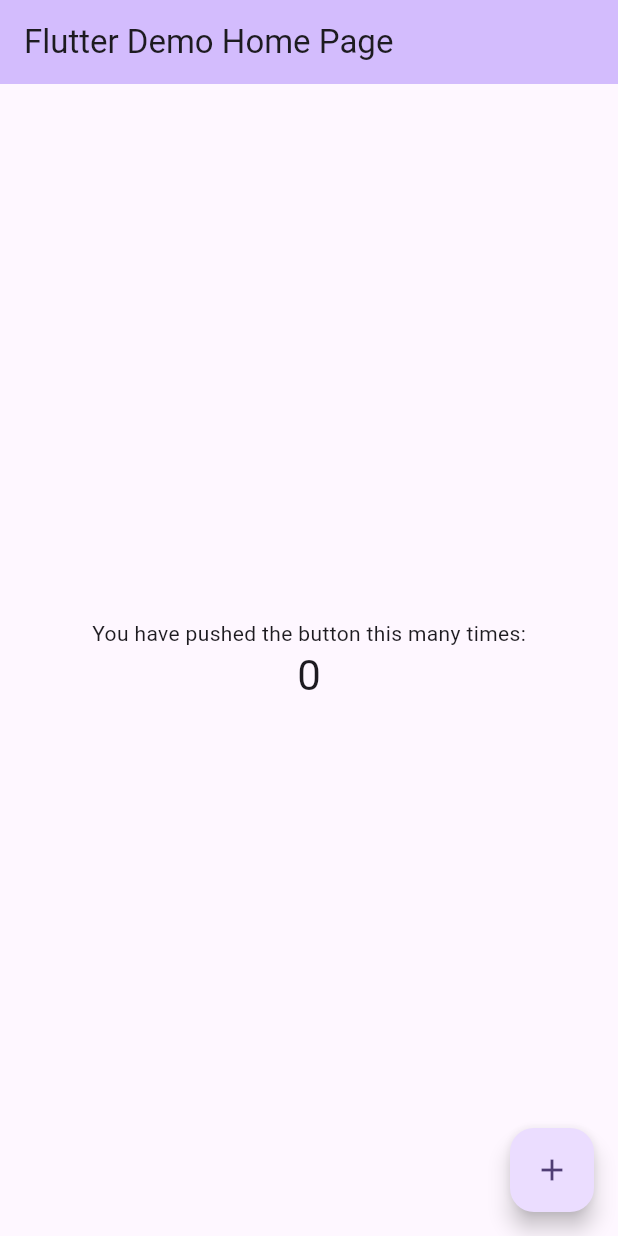
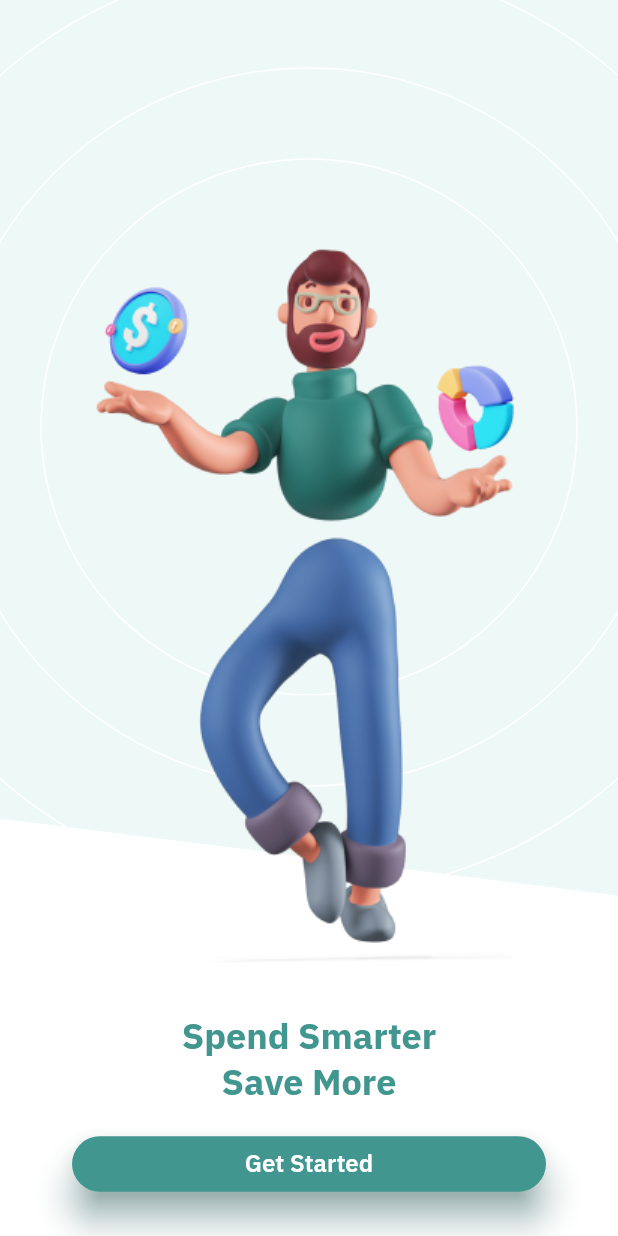
Before and after one commit to bimantaratirta/self, a Flutter app: the screen it shows after launch, on a phone screen of 412 x 824 dp. Run offline on Flutter 3.47's test engine with Material 2 defaults, Android fonts, the phone set to English and light mode, and no system bars; our stand-ins replace flutter_svg, get, google_fonts; project files that could hold a hidden picture were left out.

Commit message:
this is commit message

```diff
--- /dev/null
+++ b/lib/constants/app_colors.dart
@@ -0,0 +1,30 @@
+import 'package:flutter/material.dart';
+
+class AppColor {
+  static const Color primaryDark = Color(0xFF2A7C76);
+  static const Color primaryLight = Color(0xFF429690);
+  static const Color primary10 = Color(0xFFECF9F8);
+  static const Color red = Color(0xFFF95B51);
+  static const Color green = Color(0xFF25A969);
+  static const Color black = Color(0xFF222222);
+  static const Color grey = Color(0xFFAAAAAA);
+  static const Color darkGrey = Color(0xFF666666);
+  static const Color lightGrey = Color(0xFFF4F6F6);
+  static const Color white = Color(0xFFFFFFFF);
+
+  static final MaterialColor primarySwatch = MaterialColor(
+    primaryLight.value,
+    const <int, Color>{
+      50: Color(0xFFE0F2F1),
+      100: Color(0xFFB2DFDB),
+      200: Color(0xFF80CBC4),
+      300: Color(0xFF4DB6AC),
+      400: Color(0xFF26A69A),
+      500: primaryLight,
+      600: Color(0xFF00897B),
+      700: Color(0xFF00796B),
+      800: Color(0xFF00695C),
+      900: Color(0xFF004D40),
+    },
+  );
+}
--- /dev/null
+++ b/lib/constants/app_routes.dart
@@ -0,0 +1,22 @@
+import 'package:get/route_manager.dart';
+
+import '../pages/regist/regist_page.dart';
+import '../pages/splash/splash_page.dart';
+
+class AppRoute {
+  static List<GetPage> pages = <GetPage>[
+    GetPage(
+      name: splash,
+      page: () => const SplashPage(),
+      transition: Transition.rightToLeft,
+    ),
+    GetPage(
+      name: regist,
+      page: () => const RegistPage(),
+      transition: Transition.rightToLeft,
+    ),
+  ];
+
+  static String splash = "/splash";
+  static String regist = "/regist";
+}
--- /dev/null
+++ b/lib/constants/custom_gap.dart
@@ -0,0 +1,73 @@
+import 'package:flutter/widgets.dart';
+
+import 'custom_size.dart';
+
+class VertGap {
+  /// Extra Small: 4.0
+  static const SizedBox xs = SizedBox(height: CSize.xs);
+
+  /// Small: 8.0
+  static const SizedBox s = SizedBox(height: CSize.s);
+
+  /// Semi Regular: 12.0
+  static const SizedBox sr = SizedBox(height: CSize.sr);
+
+  /// Regular: 16.0
+  static const SizedBox reg = SizedBox(height: CSize.reg);
+
+  /// Semi Medium: 20.0
+  static const SizedBox sm = SizedBox(height: CSize.sm);
+
+  /// Medium: 24.0
+  static const SizedBox m = SizedBox(height: CSize.m);
+
+  /// Semi Large: 28.0
+  static const SizedBox sl = SizedBox(height: CSize.sl);
+
+  /// Large: 32.0
+  static const SizedBox l = SizedBox(height: CSize.l);
+
+  /// Semi Huge: 36.0
+  static const SizedBox sh = SizedBox(height: CSize.sh);
+
+  /// Huge: 40.0
+  static const SizedBox h = SizedBox(height: CSize.h);
+
+  /// Extra Huge: 48.0
+  static const SizedBox xh = SizedBox(height: CSize.xh);
+}
+
+class HorzGap {
+  /// Extra Small: 4.0
+  static const SizedBox xs = SizedBox(width: CSize.xs);
+
+  /// Small: 8.0
+  static const SizedBox s = SizedBox(width: CSize.s);
+
+  /// Semi Regular: 12.0
+  static const SizedBox sr = SizedBox(width: CSize.sr);
+
+  /// Regular: 16.0
+  static const SizedBox reg = SizedBox(width: CSize.reg);
+
+  /// Semi Medium: 20.0
+  static const SizedBox sm = SizedBox(width: CSize.sm);
+
+  /// Medium: 24.0
+  static const SizedBox m = SizedBox(width: CSize.m);
+
+  /// Semi Large: 28.0
+  static const SizedBox sl = SizedBox(width: CSize.sl);
+
+  /// Large: 32.0
+  static const SizedBox l = SizedBox(width: CSize.l);
+
+  /// Semi Huge: 36.0
+  static const SizedBox sh = SizedBox(width: CSize.sh);
+
+  /// Huge: 40.0
+  static const SizedBox h = SizedBox(width: CSize.h);
+
+  /// Extra Huge: 48.0
+  static const SizedBox xh = SizedBox(width: CSize.xh);
+}
--- /dev/null
+++ b/lib/constants/custom_size.dart
@@ -0,0 +1,34 @@
+class CSize {
+  /// Extra Small: 4.0
+  static const double xs = 4.0;
+
+  /// Small: 8.0
+  static const double s = 8.0;
+
+  /// Semi Regular: 12.0
+  static const double sr = 12.0;
+
+  /// Regular: 16.0
+  static const double reg = 16.0;
+
+  /// Semi Medium: 20.0
+  static const double sm = 20.0;
+
+  /// Medium: 24.0
+  static const double m = 24.0;
+
+  /// Semi Large: 28.0
+  static const double sl = 28.0;
+
+  /// Large: 32.0
+  static const double l = 32.0;
+
+  /// Semi Huge: 36.0
+  static const double sh = 36.0;
+
+  /// Huge: 40.0
+  static const double h = 40.0;
+
+  /// Extra Huge: 48.0
+  static const double xh = 48.0;
+}
--- a/lib/main.dart
+++ b/lib/main.dart
@@ -1,4 +1,9 @@
 import 'package:flutter/material.dart';
+import 'package:get/get.dart';
+import 'package:google_fonts/google_fonts.dart';
+
+import 'constants/app_colors.dart';
+import 'constants/app_routes.dart';
 
 void main() {
   runApp(const MyApp());
@@ -7,119 +12,22 @@ void main() {
 class MyApp extends StatelessWidget {
   const MyApp({super.key});
 
-  // This widget is the root of your application.
   @override
   Widget build(BuildContext context) {
-    return MaterialApp(
-      title: 'Flutter Demo',
+    final textTheme = Theme.of(context).textTheme;
+    return GetMaterialApp(
+      debugShowCheckedModeBanner: false,
+      title: 'Self',
       theme: ThemeData(
-        // This is the theme of your application.
-        //
-        // TRY THIS: Try running your application with "flutter run". You'll see
-        // the application has a blue toolbar. Then, without quitting the app,
-        // try changing the seedColor in the colorScheme below to Colors.green
-        // and then invoke "hot reload" (save your changes or press the "hot
-        // reload" button in a Flutter-supported IDE, or press "r" if you used
-        // the command line to start the app).
-        //
-        // Notice that the counter didn't reset back to zero; the application
-        // state is not lost during the reload. To reset the state, use hot
-        // restart instead.
-        //
-        // This works for code too, not just values: Most code changes can be
-        // tested with just a hot reload.
-        colorScheme: ColorScheme.fromSeed(seedColor: Colors.deepPurple),
+        colorScheme: ColorScheme.fromSwatch(
+          primarySwatch: AppColor.primarySwatch,
+          backgroundColor: AppColor.white,
+        ),
         useMaterial3: true,
+        textTheme: GoogleFonts.interTextTheme(textTheme),
       ),
-      home: const MyHomePage(title: 'Flutter Demo Home Page'),
+      initialRoute: AppRoute.splash,
+      getPages: AppRoute.pages,
     );
   }
 }
-
-class MyHomePage extends StatefulWidget {
-  const MyHomePage({super.key, required this.title});
-
-  // This widget is the home page of your application. It is stateful, meaning
-  // that it has a State object (defined below) that contains fields that affect
-  // how it looks.
-
-  // This class is the configuration for the state. It holds the values (in this
-  // case the title) provided by the parent (in this case the App widget) and
-  // used by the build method of the State. Fields in a Widget subclass are
-  // always marked "final".
-
-  final String title;
-
-  @override
-  State<MyHomePage> createState() => _MyHomePageState();
-}
-
-class _MyHomePageState extends State<MyHomePage> {
-  int _counter = 0;
-
-  void _incrementCounter() {
-    setState(() {
-      // This call to setState tells the Flutter framework that something has
-      // changed in this State, which causes it to rerun the build method below
-      // so that the display can reflect the updated values. If we changed
-      // _counter without calling setState(), then the build method would not be
-      // called again, and so nothing would appear to happen.
-      _counter++;
-    });
-  }
-
-  @override
-  Widget build(BuildContext context) {
-    // This method is rerun every time setState is called, for instance as done
-    // by the _incrementCounter method above.
-    //
-    // The Flutter framework has been optimized to make rerunning build methods
-    // fast, so that you can just rebuild anything that needs updating rather
-    // than having to individually change instances of widgets.
-    return Scaffold(
-      appBar: AppBar(
-        // TRY THIS: Try changing the color here to a specific color (to
-        // Colors.amber, perhaps?) and trigger a hot reload to see the AppBar
-        // change color while the other colors stay the same.
-        backgroundColor: Theme.of(context).colorScheme.inversePrimary,
-        // Here we take the value from the MyHomePage object that was created by
-        // the App.build method, and use it to set our appbar title.
-        title: Text(widget.title),
-      ),
-      body: Center(
-        // Center is a layout widget. It takes a single child and positions it
-        // in the middle of the parent.
-        child: Column(
-          // Column is also a layout widget. It takes a list of children and
-          // arranges them vertically. By default, it sizes itself to fit its
-          // children horizontally, and tries to be as tall as its parent.
-          //
-          // Column has various properties to control how it sizes itself and
-          // how it positions its children. Here we use mainAxisAlignment to
-          // center the children vertically; the main axis here is the vertical
-          // axis because Columns are vertical (the cross axis would be
-          // horizontal).
-          //
-          // TRY THIS: Invoke "debug painting" (choose the "Toggle Debug Paint"
-          // action in the IDE, or press "p" in the console), to see the
-          // wireframe for each widget.
-          mainAxisAlignment: MainAxisAlignment.center,
-          children: <Widget>[
-            const Text(
-              'You have pushed the button this many times:',
-            ),
-            Text(
-              '$_counter',
-              style: Theme.of(context).textTheme.headlineMedium,
-            ),
-          ],
-        ),
-      ),
-      floatingActionButton: FloatingActionButton(
-        onPressed: _incrementCounter,
-        tooltip: 'Increment',
-        child: const Icon(Icons.add),
-      ), // This trailing comma makes auto-formatting nicer for build methods.
-    );
-  }
-}
--- /dev/null
+++ b/lib/pages/regist/regist_page.dart
@@ -0,0 +1,72 @@
+import 'package:flutter/material.dart';
+import 'package:flutter_svg/flutter_svg.dart';
+import 'package:self/shareds/widget/bold_text.dart';
+
+import '../../constants/app_colors.dart';
+import '../../constants/custom_gap.dart';
+import '../../constants/custom_size.dart';
+import '../../shareds/widget/custom_button.dart';
+
+class RegistPage extends StatelessWidget {
+  const RegistPage({super.key});
+
+  @override
+  Widget build(BuildContext context) {
+    return Scaffold(
+      body: SizedBox.expand(
+        child: Stack(
+          alignment: Alignment.topCenter,
+          children: [
+            SvgPicture.asset(
+              'assets/background/welcome-bg.svg',
+              alignment: Alignment.topCenter,
+            ),
+            Align(
+              alignment: Alignment.bottomCenter,
+              child: SingleChildScrollView(
+                padding: const EdgeInsets.symmetric(
+                  vertical: CSize.m,
+                  horizontal: CSize.xh,
+                ),
+                child: Column(
+                  mainAxisSize: MainAxisSize.max,
+                  crossAxisAlignment: CrossAxisAlignment.stretch,
+                  mainAxisAlignment: MainAxisAlignment.end,
+                  children: [
+                    Image.asset('assets/illustrations/man.png', width: 400),
+                    VertGap.reg,
+                    const Column(
+                      crossAxisAlignment: CrossAxisAlignment.center,
+                      children: [
+                        BoldText(
+                          text: "Spend Smarter",
+                          fontWeight: FontWeight.bold,
+                          fontSize: 24,
+                          color: AppColor.primaryLight,
+                        ),
+                        BoldText(
+                          text: "Save More",
+                          fontWeight: FontWeight.bold,
+                          fontSize: 24,
+                          color: AppColor.primaryLight,
+                        ),
+                      ],
+                    ),
+                    VertGap.reg,
+                    CButton(
+                      type: ButtonType.elevated,
+                      text: "Get Started",
+                      foregroundColor: AppColor.white,
+                      shadowColor: AppColor.primaryLight,
+                      onPressed: () {},
+                    ),
+                  ],
+                ),
+              ),
+            ),
+          ],
+        ),
+      ),
+    );
+  }
+}
--- /dev/null
+++ b/lib/pages/splash/controller/splash_controller.dart
@@ -0,0 +1,13 @@
+import 'package:get/get_state_manager/src/simple/get_controllers.dart';
+import 'package:get/route_manager.dart';
+
+import '../../../constants/app_routes.dart';
+
+class SplashController extends GetxController {
+  void check() async {
+    await Future.delayed(const Duration(seconds: 2));
+    Get.toNamed(
+      AppRoute.regist,
+    );
+  }
+}
--- /dev/null
+++ b/lib/pages/splash/splash_page.dart
@@ -0,0 +1,49 @@
+import 'package:flutter/material.dart';
+import 'package:get/instance_manager.dart';
+
+import '../../constants/app_colors.dart';
+import '../../shareds/widget/bold_text.dart';
+import 'controller/splash_controller.dart';
+
+class SplashPage extends StatefulWidget {
+  const SplashPage({super.key});
+
+  @override
+  State<SplashPage> createState() => _SplashPageState();
+}
+
+class _SplashPageState extends State<SplashPage> {
+  final controller = Get.put<SplashController>(SplashController());
+  @override
+  void initState() {
+    controller.check();
+    super.initState();
+  }
+
+  @override
+  Widget build(BuildContext context) {
+    return Scaffold(
+      body: SizedBox.expand(
+        child: Container(
+          alignment: Alignment.center,
+          decoration: const BoxDecoration(
+            gradient: LinearGradient(
+              begin: Alignment.topCenter,
+              end: Alignment.bottomCenter,
+              colors: [
+                AppColor.primaryLight,
+                AppColor.primaryDark,
+              ],
+            ),
+          ),
+          child: const BoldText(
+            text: "Welcome to, Self",
+            fontWeight: FontWeight.bold,
+            color: AppColor.white,
+            fontSize: 24,
+          ),
+        ),
+      ),
+    );
+  }
+}
--- /dev/null
+++ b/lib/shareds/state/button_state.dart
@@ -0,0 +1,5 @@
+enum ButtonState {
+  enable,
+  disable,
+  loading,
+}
--- /dev/null
+++ b/lib/shareds/widget/bold_text.dart
@@ -0,0 +1,39 @@
+import 'package:flutter/material.dart';
+import 'package:google_fonts/google_fonts.dart';
+
+class BoldText extends StatelessWidget {
+  const BoldText({
+    super.key,
+    required this.text,
+    this.fontSize,
+    required this.fontWeight,
+    this.color,
+    this.overflow,
+    this.height,
+    this.softWrap,
+  });
+
+  final String text;
+  final double? fontSize;
+  final FontWeight fontWeight;
+  final Color? color;
+  final TextOverflow? overflow;
+  final double? height;
+  final bool? softWrap;
+
+  @override
+  Widget build(BuildContext context) {
+    return Text(
+      text,
+      style: TextStyle(
+        fontSize: fontSize,
+        fontWeight: fontWeight,
+        color: color,
+        fontFamily: GoogleFonts.ibmPlexSans(fontWeight: fontWeight).fontFamily,
+        overflow: overflow,
+        height: height,
+      ),
+      softWrap: softWrap,
+    );
+  }
+}
--- /dev/null
+++ b/lib/shareds/widget/custom_button.dart
@@ -0,0 +1,169 @@
+import 'package:flutter/material.dart';
+
+import '../../constants/app_colors.dart';
+import '../../constants/custom_gap.dart';
+import '../../constants/custom_size.dart';
+import '../state/button_state.dart';
+import 'bold_text.dart';
+
+enum ButtonType {
+  elevated,
+  outlined,
+  text,
+}
+
+class CButton extends StatelessWidget {
+  const CButton({
+    super.key,
+    required this.type,
+    required this.text,
+    this.fontSize,
+    this.backgroundColor = AppColor.primaryLight,
+    this.borderColor = AppColor.primaryLight,
+    this.foregroundColor = AppColor.black,
+    this.shadowColor = AppColor.primaryLight,
+    required this.onPressed,
+    this.state = ButtonState.enable,
+    this.suffix,
+    this.prefix,
+    this.padding,
+    this.textColor,
+    this.radius,
+    this.borderWidth,
+    this.elevation = 10,
+  });
+
+  final ButtonType type;
+  final void Function()? onPressed;
+  final ButtonState state;
+  final String text;
+  final double? fontSize;
+  final Color? textColor;
+  final Widget? suffix;
+  final Widget? prefix;
+  final Color backgroundColor;
+  final Color foregroundColor;
+  final Color borderColor;
+  final Color shadowColor;
+  final double? borderWidth;
+  final double elevation;
+  final EdgeInsets? padding;
+  final BorderRadiusGeometry? radius;
+
+  @override
+  Widget build(BuildContext context) {
+    return _buildButton();
+  }
+
+  Widget _buildButton() {
+    switch (type) {
+      case ButtonType.elevated:
+        return buildElevatedButton();
+      case ButtonType.outlined:
+        return buildOutlinedButton();
+      case ButtonType.text:
+        return buildTextButton();
+    }
+  }
+
+  TextButton buildTextButton() {
+    return TextButton(
+      onPressed: state == ButtonState.enable ? onPressed : null,
+      style: TextButton.styleFrom(
+        foregroundColor: foregroundColor,
+        backgroundColor: Colors.transparent,
+        disabledForegroundColor: foregroundColor.withOpacity(.5),
+        disabledBackgroundColor: backgroundColor.withOpacity(.5),
+        elevation: elevation,
+        shadowColor: shadowColor,
+        padding: const EdgeInsets.symmetric(
+          horizontal: CSize.reg,
+          vertical: CSize.s,
+        ),
+        minimumSize: Size.zero,
+      ),
+      child: buildChild(),
+    );
+  }
+
+  OutlinedButton buildOutlinedButton() {
+    return OutlinedButton(
+      onPressed: state == ButtonState.enable ? onPressed : null,
+      style: OutlinedButton.styleFrom(
+        side: BorderSide(
+          color: state == ButtonState.enable
+              ? borderColor
+              : borderColor.withOpacity(.5),
+          width: borderWidth ?? 2.0,
+        ),
+        foregroundColor: foregroundColor,
+        backgroundColor: Colors.transparent,
+        disabledForegroundColor: foregroundColor.withOpacity(.5),
+        disabledBackgroundColor: Colors.transparent,
+        elevation: elevation,
+        shadowColor: shadowColor,
+        padding: const EdgeInsets.symmetric(
+          horizontal: CSize.reg,
+          vertical: CSize.s,
+        ),
+        minimumSize: Size.zero,
+      ),
+      child: buildChild(),
+    );
+  }
+
+  ElevatedButton buildElevatedButton() {
+    return ElevatedButton(
+      onPressed: state == ButtonState.enable ? onPressed : null,
+      style: ElevatedButton.styleFrom(
+        foregroundColor: foregroundColor,
+        backgroundColor: backgroundColor,
+        disabledForegroundColor: foregroundColor.withOpacity(.5),
+        disabledBackgroundColor: backgroundColor.withOpacity(.5),
+        elevation: elevation,
+        shadowColor: shadowColor,
+        padding: const EdgeInsets.symmetric(
+          horizontal: CSize.reg,
+          vertical: CSize.s,
+        ),
+        minimumSize: Size.zero,
+      ),
+      child: buildChild(),
+    );
+  }
+
+  Widget buildChild() {
+    if (state == ButtonState.loading) {
+      return Padding(
+        padding: padding ?? const EdgeInsets.symmetric(horizontal: CSize.s),
+        child: SizedBox(
+          width: 18,
+          height: 18,
+          child: CircularProgressIndicator(
+            color: state == ButtonState.enable
+                ? foregroundColor
+                : foregroundColor.withOpacity(.5),
+            strokeWidth: 2.0,
+          ),
+        ),
+      );
+    } else {
+      return Row(
+        mainAxisSize: MainAxisSize.min,
+        children: [
+          if (prefix != null) ...[prefix ?? const SizedBox(), HorzGap.s],
+          Flexible(
+            child: BoldText(
+              text: text,
+              fontWeight: FontWeight.w600,
+              fontSize: fontSize ?? CSize.reg,
+              color: textColor,
+              overflow: TextOverflow.ellipsis,
+            ),
+          ),
+          if (suffix != null) ...[HorzGap.s, suffix ?? const SizedBox()]
+        ],
+      );
+    }
+  }
+}
```
Also changed, not shown: pubspec.yaml (+9 -3 lines), assets/background/welcome-bg.svg (added), assets/illustrations/man.png (added), assets/illustrations/man.svg (added), lib/constants/app_bindings.dart (added), lib/pages/regist/controller/regist_controller.dart (added), pubspec.lock, 1 other file.
